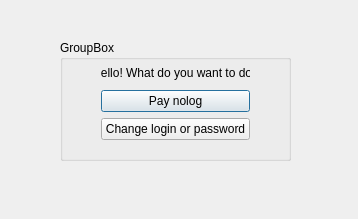
Qt form 181-351-Okunev-2sim/Lab1 log and pas/menu.ui (Steper2000/181-351-okunev) before a commit.
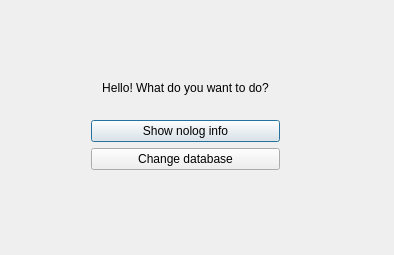
The same form after that commit.

What changed in the file:
```diff
--- a/181-351-Okunev-2sim/Lab1 log and pas/menu.ui
+++ b/181-351-Okunev-2sim/Lab1 log and pas/menu.ui
@@ -6,32 +6,20 @@
    <rect>
     <x>0</x>
     <y>0</y>
-    <width>358</width>
-    <height>219</height>
+    <width>394</width>
+    <height>255</height>
    </rect>
   </property>
   <property name="windowTitle">
    <string>menu</string>
   </property>
-  <widget class="QGroupBox" name="groupBox">
+  <widget class="QWidget" name="layoutWidget">
    <property name="geometry">
     <rect>
-     <x>60</x>
-     <y>40</y>
-     <width>231</width>
-     <height>121</height>
-    </rect>
-   </property>
-   <property name="title">
-    <string>GroupBox</string>
-   </property>
-   <widget class="QWidget" name="">
-    <property name="geometry">
-     <rect>
-      <x>30</x>
-      <y>10</y>
-      <width>171</width>
-      <height>101</height>
+     <x>80</x>
+     <y>50</y>
+     <width>211</width>
+     <height>131</height>
      </rect>
     </property>
     <layout class="QVBoxLayout" name="verticalLayout">
@@ -66,14 +54,14 @@
      <item>
       <widget class="QPushButton" name="pushButton_nolog">
        <property name="text">
-        <string>Pay nolog</string>
+       <string>Show nolog info</string>
        </property>
       </widget>
      </item>
      <item>
       <widget class="QPushButton" name="pushButton_change">
        <property name="text">
-        <string>Change login or password</string>
+       <string>Change database</string>
        </property>
        <property name="iconSize">
         <size>
@@ -84,7 +72,6 @@
       </widget>
      </item>
     </layout>
-   </widget>
   </widget>
  </widget>
  <layoutdefault spacing="6" margin="11"/>
```
Lines whose indentation alone changed are shown as unchanged.
